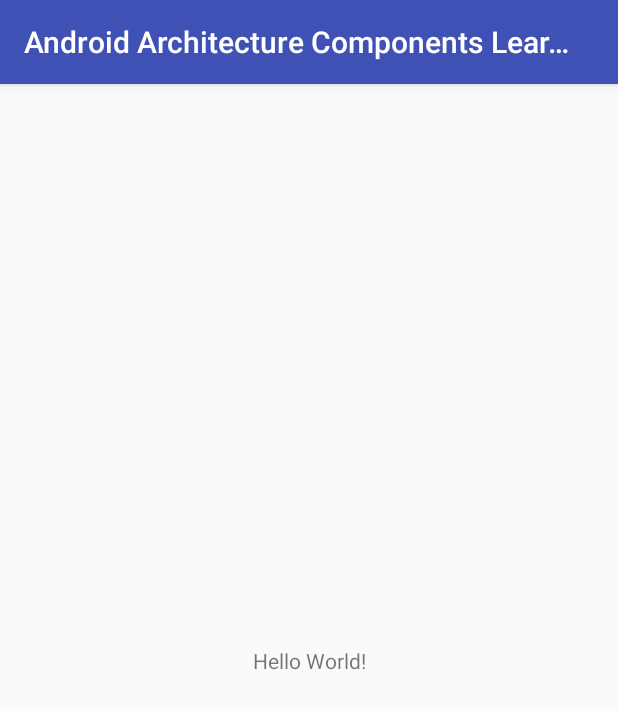
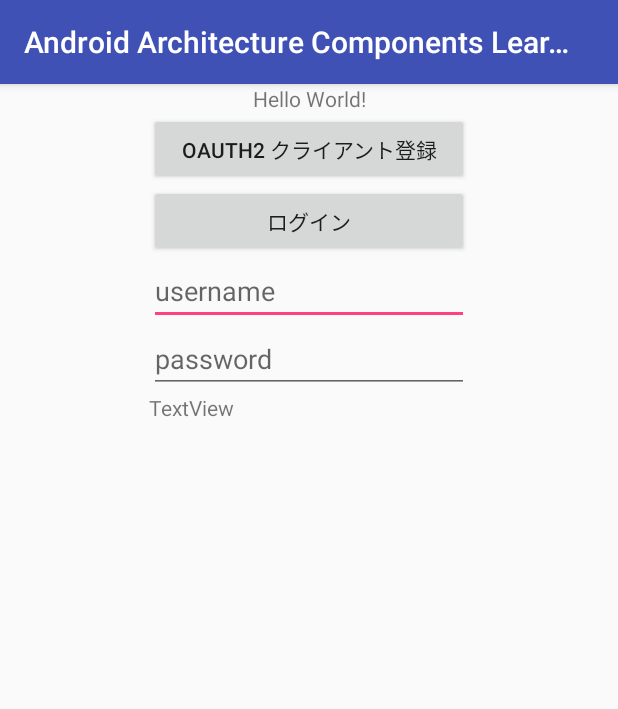
Before and after one commit to medi-y-sato/AndroidArchitectureComponentsLearning, an Android app: the screen it shows after launch (MainActivity), on a phone screen of 412 x 824 dp. Shown: the top 709 px of the screen. Run offline under Robolectric (Android 15) with nearby library versions, the phone set to English and light mode, and no system bars.

Commit message:
1st commit ログイン画面らしきものをFragmentで作ってMainActivityに貼り付けた

```diff
--- a/app/build.gradle
+++ b/app/build.gradle
@@ -24,9 +24,10 @@ android {
 
 dependencies {
     implementation fileTree(dir: 'libs', include: ['*.jar'])
-    implementation"org.jetbrains.kotlin:kotlin-stdlib-jre7:$kotlin_version"
+    implementation "org.jetbrains.kotlin:kotlin-stdlib-jre7:$kotlin_version"
     implementation 'com.android.support:appcompat-v7:26.1.0'
     implementation 'com.android.support.constraint:constraint-layout:1.0.2'
+    implementation 'com.android.support:support-v4:26.1.0'
     testImplementation 'junit:junit:4.12'
     androidTestImplementation 'com.android.support.test:runner:1.0.1'
     androidTestImplementation 'com.android.support.test.espresso:espresso-core:3.0.1'
--- a/app/src/main/java/jp/mediba/ysato/androidarchitecturecomponentslearning/MainActivity.kt
+++ b/app/src/main/java/jp/mediba/ysato/androidarchitecturecomponentslearning/MainActivity.kt
@@ -1,12 +1,17 @@
 package jp.mediba.ysato.androidarchitecturecomponentslearning
 
+import android.net.Uri
+import android.os.Bundle
 import android.support.v7.app.AppCompatActivity
-import android.os.Bundle
 
-class MainActivity : AppCompatActivity() {
+class MainActivity :  AppCompatActivity(), MastodonFragment.OnFragmentInteractionListener{
 
     override fun onCreate(savedInstanceState: Bundle?) {
         super.onCreate(savedInstanceState)
         setContentView(R.layout.activity_main)
     }
+
+    override fun onFragmentInteraction(uri: Uri) {
+
+    }
 }
--- /dev/null
+++ b/app/src/main/java/jp/mediba/ysato/androidarchitecturecomponentslearning/MastodonFragment.kt
@@ -0,0 +1,101 @@
+package jp.mediba.ysato.androidarchitecturecomponentslearning
+
+import android.content.Context
+import android.net.Uri
+import android.os.Bundle
+import android.support.v4.app.Fragment
+import android.view.LayoutInflater
+import android.view.View
+import android.view.ViewGroup
+
+
+/**
+ * A simple [Fragment] subclass.
+ * Activities that contain this fragment must implement the
+ * [MastodonFragment.OnFragmentInteractionListener] interface
+ * to handle interaction events.
+ * Use the [MastodonFragment.newInstance] factory method to
+ * create an instance of this fragment.
+ */
+class MastodonFragment : Fragment() {
+
+    // TODO: Rename and change types of parameters
+    private var mParam1: String? = null
+    private var mParam2: String? = null
+
+    private var mListener: OnFragmentInteractionListener? = null
+
+    override fun onCreate(savedInstanceState: Bundle?) {
+        super.onCreate(savedInstanceState)
+        if (arguments != null) {
+            mParam1 = arguments.getString(ARG_PARAM1)
+            mParam2 = arguments.getString(ARG_PARAM2)
+        }
+    }
+
+    override fun onCreateView(inflater: LayoutInflater?, container: ViewGroup?,
+                              savedInstanceState: Bundle?): View? {
+        // Inflate the layout for this fragment
+        return inflater!!.inflate(R.layout.fragment_mastodon, container, false)
+    }
+
+    // TODO: Rename method, update argument and hook method into UI event
+    fun onButtonPressed(uri: Uri) {
+        if (mListener != null) {
+            mListener!!.onFragmentInteraction(uri)
+        }
+    }
+
+    override fun onAttach(context: Context?) {
+        super.onAttach(context)
+        if (context is OnFragmentInteractionListener) {
+            mListener = context
+        } else {
+            throw RuntimeException(context!!.toString() + " must implement OnFragmentInteractionListener")
+        }
+    }
+
+    override fun onDetach() {
+        super.onDetach()
+        mListener = null
+    }
+
+    /**
+     * This interface must be implemented by activities that contain this
+     * fragment to allow an interaction in this fragment to be communicated
+     * to the activity and potentially other fragments contained in that
+     * activity.
+     *
+     *
+     * See the Android Training lesson [Communicating with Other Fragments](http://developer.android.com/training/basics/fragments/communicating.html) for more information.
+     */
+    interface OnFragmentInteractionListener {
+        // TODO: Update argument type and name
+        fun onFragmentInteraction(uri: Uri)
+    }
+
+    companion object {
+        // TODO: Rename parameter arguments, choose names that match
+        // the fragment initialization parameters, e.g. ARG_ITEM_NUMBER
+        private val ARG_PARAM1 = "param1"
+        private val ARG_PARAM2 = "param2"
+
+        /**
+         * Use this factory method to create a new instance of
+         * this fragment using the provided parameters.
+         *
+         * @param param1 Parameter 1.
+         * @param param2 Parameter 2.
+         * @return A new instance of fragment MastodonFragment.
+         */
+        // TODO: Rename and change types and number of parameters
+        fun newInstance(param1: String, param2: String): MastodonFragment {
+            val fragment = MastodonFragment()
+            val args = Bundle()
+            args.putString(ARG_PARAM1, param1)
+            args.putString(ARG_PARAM2, param2)
+            fragment.arguments = args
+            return fragment
+        }
+    }
+}// Required empty public constructor
--- a/app/src/main/res/layout/activity_main.xml
+++ b/app/src/main/res/layout/activity_main.xml
@@ -7,12 +7,23 @@
     tools:context="jp.mediba.ysato.androidarchitecturecomponentslearning.MainActivity">
 
     <TextView
+        android:id="@+id/textView2"
         android:layout_width="wrap_content"
         android:layout_height="wrap_content"
         android:text="Hello World!"
         app:layout_constraintBottom_toBottomOf="parent"
         app:layout_constraintLeft_toLeftOf="parent"
         app:layout_constraintRight_toRightOf="parent"
-        app:layout_constraintTop_toTopOf="parent" />
+        app:layout_constraintTop_toTopOf="parent"
+        app:layout_constraintVertical_bias="0.0" />
+
+    <fragment
+        android:id="@+id/fragment"
+        android:name="jp.mediba.ysato.androidarchitecturecomponentslearning.MastodonFragment"
+        android:layout_width="wrap_content"
+        android:layout_height="wrap_content"
+        app:layout_constraintEnd_toEndOf="parent"
+        app:layout_constraintStart_toStartOf="parent"
+        app:layout_constraintTop_toBottomOf="@+id/textView2" />
 
 </android.support.constraint.ConstraintLayout>
--- /dev/null
+++ b/app/src/main/res/layout/fragment_mastodon.xml
@@ -0,0 +1,47 @@
+<LinearLayout xmlns:android="http://schemas.android.com/apk/res/android"
+    xmlns:tools="http://schemas.android.com/tools"
+    android:layout_width="match_parent"
+    android:layout_height="match_parent"
+    tools:context="jp.mediba.ysato.androidarchitecturecomponentslearning.MastodonFragment"
+    android:orientation="vertical">
+
+
+<!-- TODO: Update blank fragment layout -->
+
+        <Button
+            android:id="@+id/oauth2_client_registration"
+            android:layout_width="match_parent"
+            android:layout_height="wrap_content"
+            android:text="OAuth2 クライアント登録" />
+
+        <Button
+            android:id="@+id/login"
+            android:layout_width="match_parent"
+            android:layout_height="wrap_content"
+            android:text="ログイン" />
+
+        <EditText
+            android:id="@+id/username"
+            android:layout_width="match_parent"
+            android:layout_height="wrap_content"
+            android:contentDescription="username"
+            android:ems="10"
+            android:hint="username"
+            android:inputType="textPersonName" />
+
+        <EditText
+            android:id="@+id/password"
+            android:layout_width="match_parent"
+            android:layout_height="wrap_content"
+            android:contentDescription="password"
+            android:ems="10"
+            android:hint="password"
+            android:inputType="textPassword" />
+
+        <TextView
+            android:id="@+id/textView"
+            android:layout_width="match_parent"
+            android:layout_height="match_parent"
+            android:text="TextView" />
+
+</LinearLayout>
--- a/app/src/main/res/values/strings.xml
+++ b/app/src/main/res/values/strings.xml
@@ -1,3 +1,6 @@
 <resources>
     <string name="app_name">Android Architecture Components Learning</string>
+
+    <!-- TODO: Remove or change this placeholder text -->
+    <string name="hello_blank_fragment">Hello blank fragment</string>
 </resources>
```
